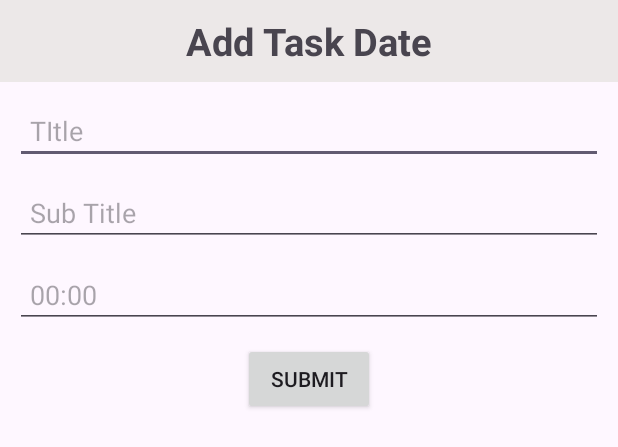
After one commit to DharmikNagar/todoapp, an Android app: the layout dialog_add_task.xml on its own in the app's theme, with its tools: preview values and no code run, on a phone screen of 412 x 824 dp. The commit adds this screen. Shown: the top 447 px of the screen. Run offline under Robolectric (Android 15) with nearby library versions, the phone set to English and light mode, and no system bars.

Commit message:
Task Add and Create Dialog

```diff
--- /dev/null
+++ b/app/src/main/res/layout/dialog_add_task.xml
@@ -0,0 +1,72 @@
+<?xml version="1.0" encoding="utf-8"?>
+<RelativeLayout xmlns:android="http://schemas.android.com/apk/res/android"
+    android:layout_width="match_parent"
+    android:layout_height="match_parent"
+    >
+
+    <RelativeLayout
+        android:id="@+id/toolbar"
+        android:layout_width="match_parent"
+        android:layout_height="wrap_content"
+        android:paddingHorizontal="@dimen/dp_15"
+        android:paddingVertical="@dimen/dp_10"
+        android:background="@color/grey"
+        >
+
+        <androidx.appcompat.widget.AppCompatTextView
+            android:id="@+id/title"
+            android:layout_height="wrap_content"
+            android:text="@string/addtaskdate"
+            android:layout_centerInParent="true"
+            style="@style/toolbarStyle"
+            />
+
+    </RelativeLayout>
+
+    <androidx.appcompat.widget.AppCompatEditText
+        android:id="@+id/edtTitle"
+        android:layout_below="@+id/toolbar"
+        android:layout_width="match_parent"
+        android:layout_height="wrap_content"
+        android:padding="@dimen/dp_10"
+        android:hint="@string/title"
+        android:layout_marginTop="@dimen/dp_10"
+        android:layout_marginHorizontal="@dimen/dp_10"
+        />
+
+    <androidx.appcompat.widget.AppCompatEditText
+        android:id="@+id/edtSubTitle"
+        android:layout_below="@+id/edtTitle"
+        android:layout_width="match_parent"
+        android:layout_height="wrap_content"
+        android:hint="@string/subtitle"
+        android:padding="@dimen/dp_10"
+        android:layout_marginTop="@dimen/dp_10"
+        android:layout_marginHorizontal="@dimen/dp_10"
+        />
+
+    <androidx.appcompat.widget.AppCompatEditText
+        android:id="@+id/edtTiming"
+        android:layout_below="@+id/edtSubTitle"
+        android:layout_width="match_parent"
+        android:layout_height="wrap_content"
+        android:focusable="false"
+        android:focusableInTouchMode="false"
+        android:editable="false"
+        android:hint="@string/timing"
+        android:padding="@dimen/dp_10"
+        android:layout_marginTop="@dimen/dp_10"
+        android:layout_marginHorizontal="@dimen/dp_10"
+        />
+
+    <androidx.appcompat.widget.AppCompatButton
+        android:id="@+id/submit"
+        android:layout_below="@+id/edtTiming"
+        android:layout_width="wrap_content"
+        android:layout_height="wrap_content"
+        android:text="@string/submit"
+        android:layout_centerHorizontal="true"
+        android:layout_marginTop="@dimen/dp_10"
+        />
+
+</RelativeLayout>
--- a/app/src/main/res/values/strings.xml
+++ b/app/src/main/res/values/strings.xml
@@ -16,6 +16,10 @@
     <string name="open">Open</string>
     <string name="task_demo">Task Demo</string>
 
+    <string name="title">TItle</string>
+    <string name="subtitle">Sub Title</string>
+    <string name="timing">00:00</string>
+
     <string name="addtaskdate">Add Task Date</string>
 
     <string name="task">Task</string>
```
Also changed, not shown: app/src/main/java/com/todoapp/common/DBHandler.java (+51 -0 lines), app/src/main/java/com/todoapp/taskView/activity/TaskActivity.java (+48 -1 lines), app/src/main/java/com/todoapp/taskView/adapter/TaskDateAdapter.java (+10 -2 lines), app/src/main/java/com/todoapp/taskView/model/TaskModel.java (added, +25 -0 lines).
